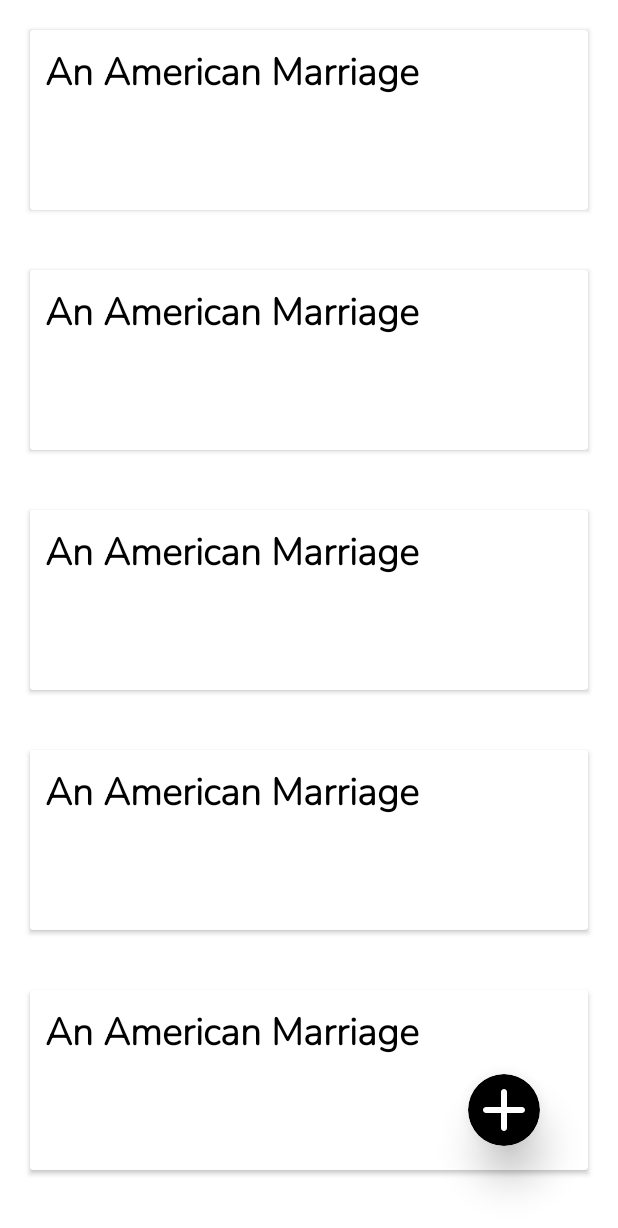
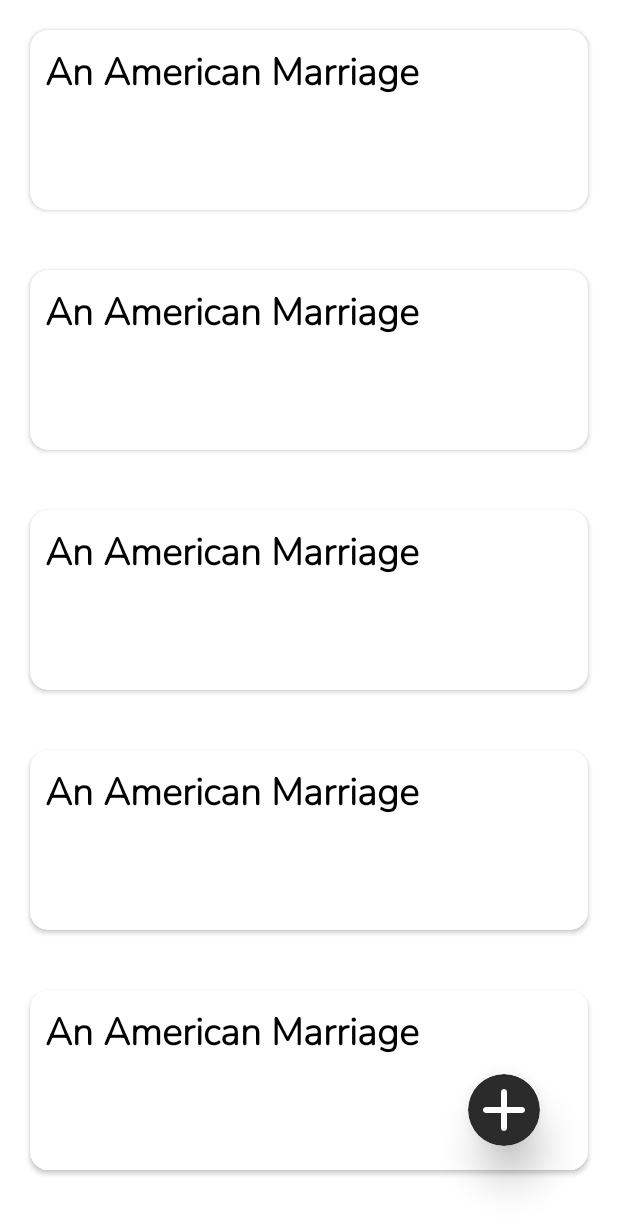
Before and after one commit to Muhambriana/Notepad, an Android app: the layout activity_note.xml on its own in the app's theme, with its tools: preview values and no code run, on a phone screen of 412 x 824 dp. Shown: the top 1228 px of the screen. Run offline under Robolectric (Android 15) with nearby library versions, the phone set to English and light mode, and no system bars.

Commit message:
fix some bug

```diff
--- a/app/src/main/res/drawable/ic_save.xml
+++ b/app/src/main/res/drawable/ic_save.xml
@@ -1,13 +1,17 @@
 <vector xmlns:android="http://schemas.android.com/apk/res/android"
-    android:width="24dp"
+    android:width="20dp"
     android:height="24dp"
     android:viewportWidth="24"
     android:viewportHeight="24">
   <group>
     <clip-path
         android:pathData="M0,0h24v24h-24z"/>
+<!--    <path android:name="square"-->
+<!--        android:fillColor="#3B3B3B"-->
+<!--        android:pathData="M1,-1 L90,-10 L90,90 L0,24 z" />-->
     <path
         android:pathData="M19.593,3H5.37C4.055,3 3,3.9 3,5V19C3,20.1 4.055,21 5.37,21H21.963C23.267,21 24.333,20.1 24.333,19V7L19.593,3ZM21.963,19H5.37V5H18.609L21.963,7.83V19ZM13.667,12C11.699,12 10.111,13.34 10.111,15C10.111,16.66 11.699,18 13.667,18C15.634,18 17.222,16.66 17.222,15C17.222,13.34 15.634,12 13.667,12ZM6.556,6H17.222V10H6.556V6Z"
         android:fillColor="#ffffff"/>
   </group>
+
 </vector>
--- /dev/null
+++ b/app/src/main/res/drawable/ic_search.xml
@@ -0,0 +1,5 @@
+<vector android:height="24dp" android:tint="#FFFFFF"
+    android:viewportHeight="24" android:viewportWidth="24"
+    android:width="24dp" xmlns:android="http://schemas.android.com/apk/res/android">
+    <path android:fillColor="@android:color/white" android:pathData="M15.5,14h-0.79l-0.28,-0.27C15.41,12.59 16,11.11 16,9.5 16,5.91 13.09,3 9.5,3S3,5.91 3,9.5 5.91,16 9.5,16c1.61,0 3.09,-0.59 4.23,-1.57l0.27,0.28v0.79l5,4.99L20.49,19l-4.99,-5zM9.5,14C7.01,14 5,11.99 5,9.5S7.01,5 9.5,5 14,7.01 14,9.5 11.99,14 9.5,14z"/>
+</vector>
--- a/app/src/main/res/layout/activity_note.xml
+++ b/app/src/main/res/layout/activity_note.xml
@@ -24,7 +24,7 @@
         android:layout_height="wrap_content"
         android:layout_marginEnd="52dp"
         android:layout_marginBottom="60dp"
-        android:backgroundTint="@color/black"
+        android:backgroundTint="#2B2B2B"
         android:src="@drawable/ic_add"
         app:layout_constraintBottom_toBottomOf="parent"
         app:layout_constraintEnd_toEndOf="parent"
@@ -40,4 +40,13 @@
 
     </androidx.cardview.widget.CardView>
 
+    <include
+        android:id="@+id/view_empty"
+        layout="@layout/view_empty"
+        android:visibility="gone"
+        app:layout_constraintBottom_toBottomOf="parent"
+        app:layout_constraintEnd_toEndOf="parent"
+        app:layout_constraintStart_toStartOf="parent"
+        app:layout_constraintTop_toTopOf="parent" />
+
 </androidx.constraintlayout.widget.ConstraintLayout>
--- a/app/src/main/res/layout/item_list_note.xml
+++ b/app/src/main/res/layout/item_list_note.xml
@@ -4,7 +4,9 @@
     xmlns:tools="http://schemas.android.com/tools"
     android:layout_margin="20dp"
     android:layout_width="match_parent"
-    android:layout_height="120dp">
+    android:layout_height="120dp"
+    app:cardCornerRadius="12dp"
+    >
 
     <androidx.constraintlayout.widget.ConstraintLayout
         android:layout_width="match_parent"
```
Also changed, not shown: app/src/main/java/com/mshell/notepad/ui/DetailNoteActivity.kt (+10 -1 lines), app/src/main/res/menu/list_note_menu.xml (added, +14 -0 lines).
